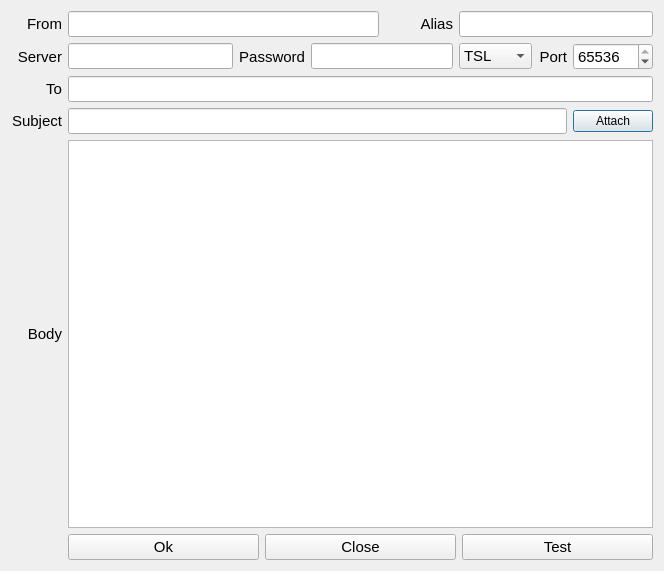
Above: ui/mail.ui from Arg0s1080/pycket before the change. Below: the same form after it.
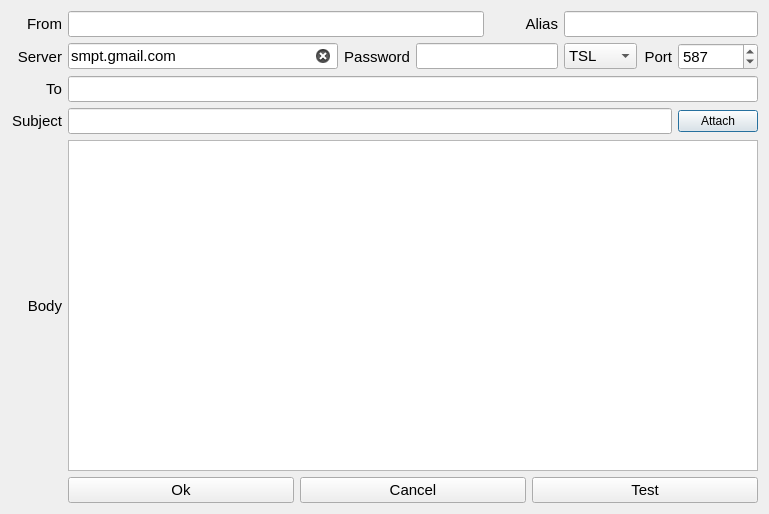
That is the form after the change.

Commit message: refactor, add ClearButtons, change geometry

Patch:
```diff
--- a/ui/mail.ui
+++ b/ui/mail.ui
@@ -6,8 +6,8 @@
    <rect>
     <x>0</x>
     <y>0</y>
-    <width>664</width>
-    <height>571</height>
+    <width>769</width>
+    <height>514</height>
    </rect>
   </property>
   <property name="windowTitle">
@@ -112,7 +112,7 @@
       </font>
      </property>
      <property name="text">
-      <string/>
+      <string>smpt.gmail.com</string>
      </property>
      <property name="clearButtonEnabled">
       <bool>true</bool>
@@ -208,7 +208,7 @@
       <number>65536</number>
      </property>
      <property name="value">
-      <number>65536</number>
+      <number>587</number>
      </property>
     </widget>
    </item>
@@ -316,7 +316,7 @@
         </font>
        </property>
        <property name="text">
-        <string>Close</string>
+        <string>Cancel</string>
        </property>
       </widget>
      </item>
```
Left out of the diff: 4 changed lines with no effect on the pictures. The commit also changes 1 other file.
